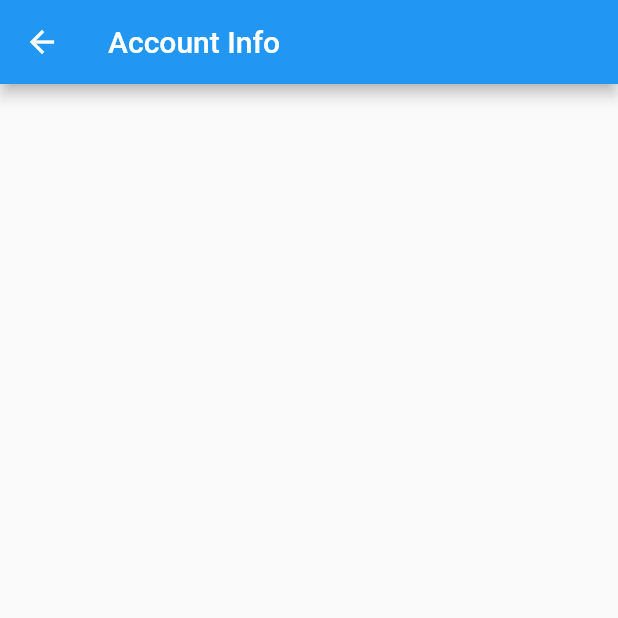
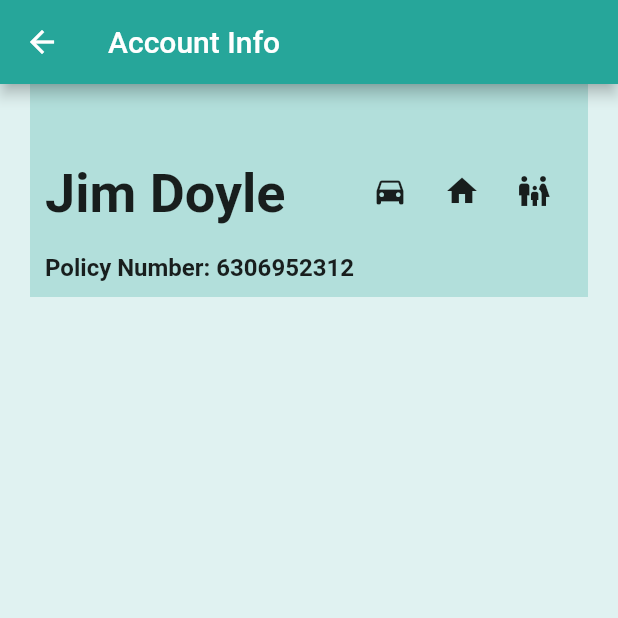
Before and after one commit to jfdoyle3/insurance_app, a Flutter app: the screen it shows after launch, after a tap on an icon or button, on a phone screen of 412 x 824 dp, the top half of it. Run offline on Flutter 3.47's test engine with Material 2 defaults, Android fonts, the light colour scheme and no system bars.

Commit message:
building the auto info screen

```diff
--- a/lib/account_info.dart
+++ b/lib/account_info.dart
@@ -2,6 +2,7 @@ import 'package:flutter/material.dart';
 
 import './client_name_card.dart';
 import './client.dart';
+import './autoInfo.dart';
 
 class AccountInfo extends StatefulWidget {
   @override
@@ -12,12 +13,57 @@ class _AccountInfoState extends State<AccountInfo> {
   @override
   Widget build(BuildContext context) {
     return Scaffold(
+      backgroundColor: Colors.teal[50],
       appBar: AppBar(
+        backgroundColor: Colors.teal[400],
         title: Text('Account Info'),
       ),
       body: Column(
         children: [
+          Container(
+            color: Colors.teal[100],
+            padding: EdgeInsets.all(10.0),
+            margin: EdgeInsets.symmetric(horizontal: 20.0),
+            child: Row(
+              children:[
+                Text.rich(
+                  TextSpan(
+                    children: <TextSpan>[
+                      TextSpan(
+                          text: '\nJim Doyle',
+                          style: TextStyle(fontWeight: FontWeight.bold,fontSize: 36)),
+                      TextSpan(
+                          text: '\n ',
+                          style: TextStyle(fontSize: 16)),
+                      TextSpan(
+                          text:'\nPolicy Number: 6306952312',
+                          style: TextStyle(fontWeight: FontWeight.bold, fontSize: 16)),
+                    ],
 
+                  ),
+                ),
+                IconButton(
+                  icon: Icon(Icons.directions_car),
+                  onPressed: (){
+                    AutoInfo();
+                  },
+
+                ),
+                IconButton(
+                  icon: Icon(Icons.home),
+                  onPressed: (){
+                    print('Home');
+                  },
+               ),
+                IconButton(
+                  icon: Icon(Icons.family_restroom),
+                  onPressed: (){
+                    print('Life');
+                  },
+                )
+              ],
+            ),
+          ),
         ],
       ),
     );
--- /dev/null
+++ b/lib/autoInfo.dart
@@ -0,0 +1,10 @@
+import 'package:flutter/material.dart';
+
+class AutoInfo extends StatelessWidget {
+  @override
+  Widget build(BuildContext context) {
+    return Container(
+      child: Text('Auto Container'),
+    );
+  }
+}
--- a/lib/client_name_card.dart
+++ b/lib/client_name_card.dart
@@ -29,17 +29,17 @@ class ClientNameCard extends StatelessWidget {
                   TextSpan(
                     children: <TextSpan>[
                       TextSpan(
-                          text: '                                                        Car',
+                          text: '                                                                Car',
                           style: TextStyle(fontSize: 16)),
                       TextSpan(
                           text: '\n${clientOne.accountName}     ',
                           style: TextStyle(
                               fontWeight: FontWeight.bold, fontSize: 16)),
                       TextSpan(
-                          text: 'Due: ${clientOne.datePeriod}             Home',
+                          text: 'Due: ${clientOne.datePeriod}                     Home',
                           style: TextStyle(fontSize: 16)),
                       TextSpan(
-                          text: '\nacct: ${clientOne.accountNumber}                        Life',
+                          text: '\nPolicy Account: ${clientOne.accountNumber}             Life',
                           style: TextStyle(fontSize: 16)),
 
                     ],
```
